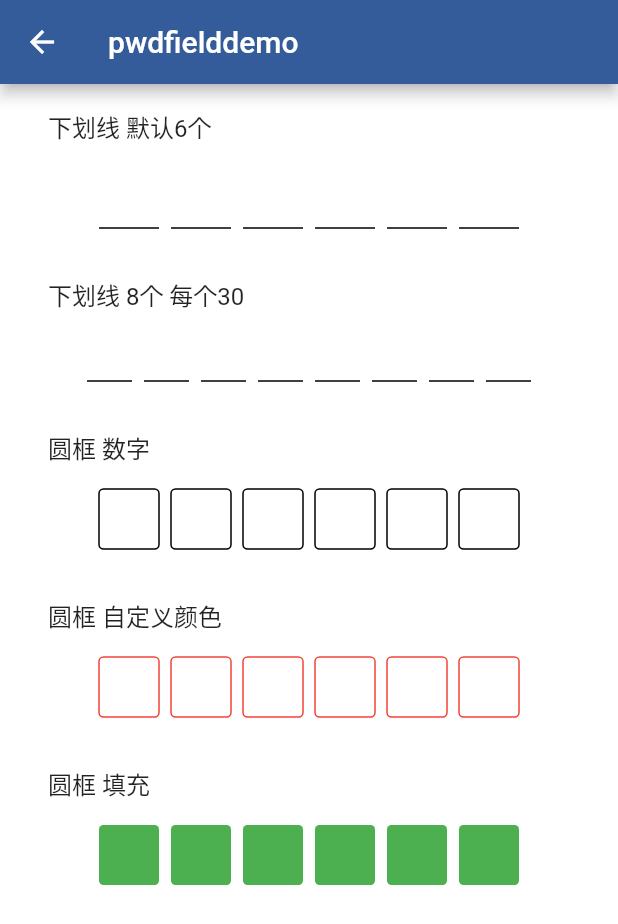
After one commit to hello-coder-xu/dant, a Flutter app: the PwdFieldDemo screen opened directly, on a phone screen of 412 x 824 dp. The commit adds this screen. Shown: the top 924 px of the screen. Run offline on Flutter 3.47's test engine with Material 2 defaults, Android fonts, the phone set to English and light mode, and no system bars; our stand-ins replace flutter_screenutil.

Commit message:
新增密码输入框

```diff
--- a/fant_example/lib/view/home_page.dart
+++ b/fant_example/lib/view/home_page.dart
@@ -8,6 +8,7 @@ import 'package:example/view/dialog.dart';
 import 'package:example/view/marquee.dart';
 import 'package:example/view/number.dart';
 import 'package:example/view/operation.dart';
+import 'package:example/view/pwdfield.dart';
 import 'package:example/view/radio.dart';
 import 'package:example/view/star.dart';
 import 'package:example/view/swipe.dart';
@@ -31,6 +32,7 @@ class HomePageState extends State<HomePage> {
     HomeBean(name: 'theme', page: ThemeDemo()),
     HomeBean(name: 'button', page: ButtonDemo()),
     HomeBean(name: 'textfield', page: TextFieldDemo()),
+    HomeBean(name: 'pwdfield', page: PwdFieldDemo()),
     HomeBean(name: 'Badge', page: BadgeDemo()),
     HomeBean(name: 'dialog', page: DialogDemo()),
     HomeBean(name: 'bottomsheet', page: BottomSheetDemo()),
--- /dev/null
+++ b/fant_example/lib/view/pwdfield.dart
@@ -0,0 +1,62 @@
+import 'package:fant/fant.dart';
+import 'package:flutter/material.dart';
+
+class PwdFieldDemo extends StatefulWidget {
+  @override
+  PwdFieldDemoState createState() => new PwdFieldDemoState();
+}
+
+class PwdFieldDemoState extends State<PwdFieldDemo> {
+  @override
+  Widget build(BuildContext context) {
+    return Scaffold(
+      appBar: AppBar(
+        title: Text('pwdfielddemo'),
+      ),
+      body: SingleChildScrollView(
+        padding: EdgeInsets.symmetric(horizontal: 16),
+        child: Column(
+          children: <Widget>[
+            ListTile(title: Text('下划线 默认6个')),
+            FPwdField(
+              type: FPwdBorderType.underline,
+            ),
+            SizedBox(height: 16),
+            ListTile(title: Text('下划线 8个 每个30')),
+            FPwdField(
+              type: FPwdBorderType.underline,
+              count: 8,
+              size: 30,
+            ),
+            SizedBox(height: 16),
+            ListTile(title: Text('圆框 数字')),
+            FPwdField(
+              type: FPwdBorderType.round,
+              keyboardType: TextInputType.number,
+              onChanged: (value) {
+                print('test value=$value');
+              },
+            ),
+            SizedBox(height: 16),
+            ListTile(title: Text('圆框 自定义颜色')),
+            FPwdField(
+              type: FPwdBorderType.round,
+              obscureText: false,
+              color: Colors.red,
+              contentColor: Colors.blue,
+            ),
+            SizedBox(height: 16),
+            ListTile(title: Text('圆框 填充')),
+            FPwdField(
+              type: FPwdBorderType.round,
+              obscureText: false,
+              color: Colors.green,
+              contentColor: Colors.white,
+              fill: true,
+            ),
+          ],
+        ),
+      ),
+    );
+  }
+}
--- a/lib/fant.dart
+++ b/lib/fant.dart
@@ -19,3 +19,4 @@ export 'package:fant/radio/index.dart';
 export 'package:fant/checkbox/index.dart';
 export 'package:fant/operation/index.dart';
 export 'package:fant/textfield/index.dart';
+export 'package:fant/pwd_field/index.dart';
--- /dev/null
+++ b/lib/pwd_field/index.dart
@@ -0,0 +1,183 @@
+import 'package:flutter/material.dart';
+import 'dart:ui' as ui;
+
+enum FPwdBorderType { underline, round }
+
+class FPwdField extends StatefulWidget {
+  final double size;
+  final Color contentColor;
+  final Color color;
+  final double radius;
+  final FPwdBorderType type;
+  final int count;
+  final double space;
+  final bool obscureText;
+  final bool fill;
+  final TextInputType keyboardType;
+  final TextInputAction textInputAction;
+  final ValueChanged<String> onChanged;
+  final ValueChanged<String> onSubmitted;
+  final VoidCallback onEditingComplete;
+  final FocusNode focusNode;
+
+  FPwdField({
+    Key key,
+    this.size = 40,
+    this.contentColor = Colors.black,
+    this.color = Colors.black,
+    this.radius = 3,
+    this.count = 6,
+    this.type = FPwdBorderType.round,
+    this.space = 8,
+    this.obscureText = true,
+    this.fill = false,
+    this.keyboardType,
+    this.textInputAction,
+    this.onChanged,
+    this.onEditingComplete,
+    this.onSubmitted,
+    this.focusNode,
+  })  : assert(count > 0),
+        super(key: key);
+
+  @override
+  FPwdFieldState createState() => new FPwdFieldState();
+}
+
+class FPwdFieldState extends State<FPwdField> {
+  String textValue;
+
+  @override
+  Widget build(BuildContext context) {
+    double tempWidth = widget.size * widget.count + widget.space * (widget.count - 1);
+    double tempHeight = widget.size;
+    return CustomPaint(
+      foregroundPainter: FPwdPainter(
+        color: widget.color,
+        contentColor: widget.contentColor,
+        radius: widget.radius,
+        type: widget.type,
+        count: widget.count,
+        mSize: widget.size,
+        space: widget.space,
+        value: textValue,
+        obscureText: widget.obscureText,
+        fill: widget.fill,
+      ),
+      child: Container(
+        width: tempWidth,
+        height: tempHeight,
+        child: TextField(
+          decoration: InputDecoration(border: InputBorder.none, counterText: ''),
+          style: TextStyle(color: Colors.transparent, fontSize: 1),
+          keyboardType: widget.keyboardType,
+          textInputAction: widget.textInputAction,
+          focusNode: widget.focusNode,
+          cursorColor: Colors.transparent,
+          cursorWidth: 0.0,
+          autocorrect: false,
+          textAlign: TextAlign.center,
+          enableInteractiveSelection: false,
+          maxLines: 1,
+          maxLength: widget.count,
+          onEditingComplete: widget.onEditingComplete,
+          onSubmitted: widget.onSubmitted,
+          onChanged: (value) {
+            textValue = value;
+            setState(() {});
+            if(widget.onChanged!=null){
+              widget.onChanged(value);
+            }
+          },
+        ),
+      ),
+    );
+  }
+}
+
+class FPwdPainter extends CustomPainter {
+  final Color contentColor;
+  final Color color;
+  final double radius;
+  final FPwdBorderType type;
+  final double space;
+  final int count;
+  final double mSize;
+  final String value;
+  final bool obscureText;
+  final bool fill;
+
+  FPwdPainter({
+    this.contentColor,
+    this.color,
+    this.radius,
+    this.type,
+    this.space,
+    this.count,
+    this.mSize,
+    this.value,
+    this.obscureText,
+    this.fill,
+  });
+
+  @override
+  void paint(Canvas canvas, Size size) {
+    Paint paint = Paint();
+    paint.isAntiAlias = true;
+    paint.style = PaintingStyle.stroke;
+    paint.strokeWidth = 1;
+
+    List.generate(count, (index) {
+      drawRect(canvas, index, paint);
+
+      drawValue(canvas, index, paint);
+    });
+  }
+
+  void drawRect(Canvas canvas, int index, Paint paint) {
+    paint.style = PaintingStyle.stroke;
+    paint.color = color;
+    if (type == FPwdBorderType.round) {
+      if (fill) {
+        paint.style = PaintingStyle.fill;
+      }
+      Offset offset = Offset((2 * index + 1) * mSize / 2 + index * space, mSize / 2);
+      Rect rect = Rect.fromCircle(center: offset, radius: mSize / 2);
+      RRect rRect = RRect.fromRectAndRadius(rect, Radius.circular(radius));
+      canvas.drawRRect(rRect, paint);
+    } else {
+      Offset offset1 = Offset(index * mSize + index * space, mSize);
+      Offset offset2 = Offset((index + 1) * mSize + index * space, mSize);
+      canvas.drawLine(offset1, offset2, paint);
+    }
+  }
+
+  void drawValue(Canvas canvas, int index, Paint paint) {
+    if (value == null || value.length == 0 || value.length <= index) return;
+    if (obscureText) {
+      paint.style = PaintingStyle.fill;
+      paint.color = contentColor;
+      Offset offset = Offset((2 * index + 1) * mSize / 2 + index * space, mSize / 2);
+      Rect rect = Rect.fromCircle(center: offset, radius: mSize / 8);
+      RRect rRect = RRect.fromRectAndRadius(rect, Radius.circular(mSize / 8));
+      canvas.drawRRect(rRect, paint);
+    } else {
+      String tempValue = value.split('')[index];
+      ui.ParagraphBuilder pb = ui.ParagraphBuilder(
+          ui.ParagraphStyle(textAlign: TextAlign.center, fontStyle: FontStyle.normal, fontSize: 15.0));
+      pb.pushStyle(ui.TextStyle(color: contentColor));
+      pb.addText(tempValue);
+
+      ui.ParagraphConstraints pc = ui.ParagraphConstraints(width: mSize / 2);
+      ui.Paragraph paragraph = pb.build()..layout(pc);
+      Offset offset =
+          Offset((2 * index + 1) * mSize / 2 + index * space - paragraph.width / 2, mSize / 2 - paragraph.height / 2);
+      canvas.drawParagraph(paragraph, offset);
+    }
+  }
+
+  @override
+  bool shouldRepaint(CustomPainter oldDelegate) {
+    return true;
+  }
+}
```
Also changed, not shown: fant_example/lib/view/textfield.dart (+3 -8 lines), lib/textfield/index.dart (+6 -3 lines).
